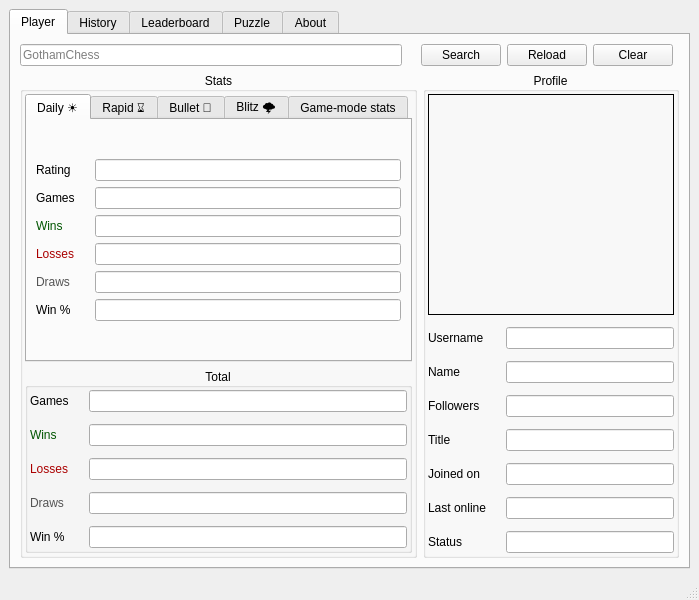
First picture: the form in src/interface/main_window.ui, repository afmdiazh/Chess-Dot-Py, before the edit.
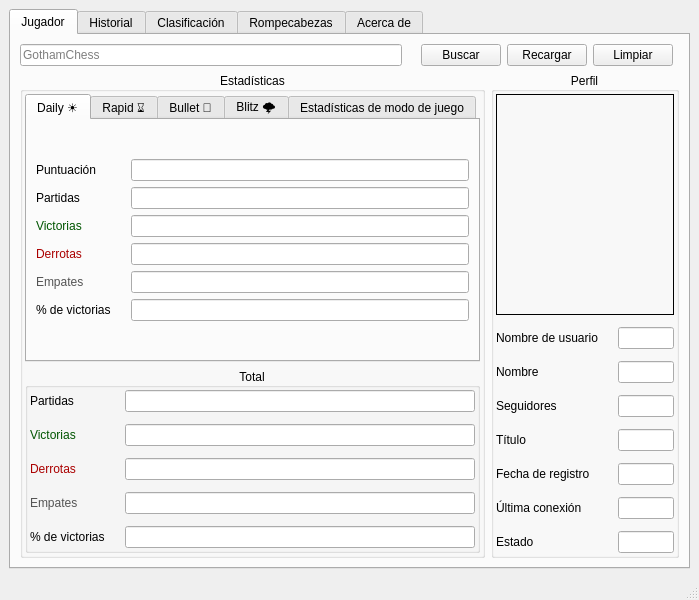
Second picture: the form after the edit. The open tabs and pages were chosen to show the change. Icons and pictures are not drawn. Custom widgets are drawn as their Qt base class.

Diff of the .ui file:
```diff
--- a/src/interface/main_window.ui
+++ b/src/interface/main_window.ui
@@ -57,7 +57,7 @@
           </size>
          </property>
          <attribute name="title">
-          <string>Player</string>
+          <string>Jugador</string>
          </attribute>
          <layout class="QGridLayout" name="gridLayout_3">
           <item row="0" column="2">
@@ -69,7 +69,7 @@
              <locale language="English" country="UnitedStates"/>
             </property>
             <property name="text">
-             <string>Search</string>
+             <string>Buscar</string>
             </property>
            </widget>
           </item>
@@ -92,7 +92,7 @@
              <locale language="English" country="UnitedStates"/>
             </property>
             <property name="text">
-             <string>Clear</string>
+             <string>Limpiar</string>
             </property>
            </widget>
           </item>
@@ -105,7 +105,7 @@
              <locale language="English" country="UnitedStates"/>
             </property>
             <property name="text">
-             <string>Reload</string>
+             <string>Recargar</string>
             </property>
             <property name="shortcut">
              <string>F5</string>
@@ -129,7 +129,7 @@
                <locale language="English" country="UnitedStates"/>
               </property>
               <property name="title">
-               <string>Stats</string>
+               <string>Estadísticas</string>
               </property>
               <property name="alignment">
                <set>Qt::AlignCenter</set>
@@ -238,7 +238,7 @@
                        <locale language="English" country="UnitedStates"/>
                       </property>
                       <property name="text">
-                       <string>Wins</string>
+                       <string>Victorias</string>
                       </property>
                      </widget>
                     </item>
@@ -248,7 +248,7 @@
                        <locale language="English" country="UnitedStates"/>
                       </property>
                       <property name="text">
-                       <string>Games</string>
+                       <string>Partidas</string>
                       </property>
                      </widget>
                     </item>
@@ -305,7 +305,7 @@
                        <locale language="English" country="UnitedStates"/>
                       </property>
                       <property name="text">
-                       <string>Draws</string>
+                       <string>Empates</string>
                       </property>
                      </widget>
                     </item>
@@ -362,7 +362,7 @@
                        <locale language="English" country="UnitedStates"/>
                       </property>
                       <property name="text">
-                       <string>Losses</string>
+                       <string>Derrotas</string>
                       </property>
                      </widget>
                     </item>
@@ -382,7 +382,7 @@
                        <locale language="English" country="UnitedStates"/>
                       </property>
                       <property name="text">
-                       <string>Win %</string>
+                       <string>% de victorias</string>
                       </property>
                      </widget>
                     </item>
@@ -477,7 +477,7 @@
                         <locale language="English" country="UnitedStates"/>
                        </property>
                        <property name="text">
-                        <string>Draws</string>
+                        <string>Empates</string>
                        </property>
                       </widget>
                      </item>
@@ -524,7 +524,7 @@
                         <locale language="English" country="UnitedStates"/>
                        </property>
                        <property name="text">
-                        <string>Wins</string>
+                        <string>Victorias</string>
                        </property>
                       </widget>
                      </item>
@@ -534,7 +534,7 @@
                         <locale language="English" country="UnitedStates"/>
                        </property>
                        <property name="text">
-                        <string>Win %</string>
+                        <string>% de victorias</string>
                        </property>
                       </widget>
                      </item>
@@ -544,7 +544,7 @@
                         <locale language="English" country="UnitedStates"/>
                        </property>
                        <property name="text">
-                        <string>Games</string>
+                        <string>Partidas</string>
                        </property>
                       </widget>
                      </item>
@@ -591,7 +591,7 @@
                         <locale language="English" country="UnitedStates"/>
                        </property>
                        <property name="text">
-                        <string>Losses</string>
+                        <string>Derrotas</string>
                        </property>
                       </widget>
                      </item>
@@ -641,7 +641,7 @@
                         <locale language="English" country="UnitedStates"/>
                        </property>
                        <property name="text">
-                        <string>Rating</string>
+                        <string>Puntuación</string>
                        </property>
                       </widget>
                      </item>
@@ -1298,7 +1298,7 @@
                  </widget>
                  <widget class="QWidget" name="qWidgetNoData">
                   <attribute name="title">
-                   <string>Game-mode stats</string>
+                   <string>Estadísticas de modo de juego</string>
                   </attribute>
                   <layout class="QGridLayout" name="gridLayout_7">
                    <item row="0" column="0">
@@ -1330,7 +1330,7 @@
                <locale language="English" country="UnitedStates"/>
               </property>
               <property name="title">
-               <string>Profile</string>
+               <string>Perfil</string>
               </property>
               <property name="alignment">
                <set>Qt::AlignCenter</set>
@@ -1442,7 +1442,7 @@
                     <locale language="English" country="UnitedStates"/>
                    </property>
                    <property name="text">
-                    <string>Name</string>
+                    <string>Nombre</string>
                    </property>
                   </widget>
                  </item>
@@ -1452,7 +1452,7 @@
                     <locale language="English" country="UnitedStates"/>
                    </property>
                    <property name="text">
-                    <string>Followers</string>
+                    <string>Seguidores</string>
                    </property>
                   </widget>
                  </item>
@@ -1462,7 +1462,7 @@
                     <locale language="English" country="UnitedStates"/>
                    </property>
                    <property name="text">
-                    <string>Last online</string>
+                    <string>Última conexión</string>
                    </property>
                   </widget>
                  </item>
@@ -1472,7 +1472,7 @@
                     <locale language="English" country="UnitedStates"/>
                    </property>
                    <property name="text">
-                    <string>Title</string>
+                    <string>Título</string>
                    </property>
                   </widget>
                  </item>
@@ -1512,7 +1512,7 @@
                     <locale language="English" country="UnitedStates"/>
                    </property>
                    <property name="text">
-                    <string>Username</string>
+                    <string>Nombre de usuario</string>
                    </property>
                   </widget>
                  </item>
@@ -1532,7 +1532,7 @@
                     <locale language="English" country="UnitedStates"/>
                    </property>
                    <property name="text">
-                    <string>Joined on</string>
+                    <string>Fecha de registro</string>
                    </property>
                   </widget>
                  </item>
@@ -1552,7 +1552,7 @@
                     <locale language="English" country="UnitedStates"/>
                    </property>
                    <property name="text">
-                    <string>Status</string>
+                    <string>Estado</string>
                    </property>
                   </widget>
                  </item>
@@ -1596,7 +1596,7 @@
         </widget>
         <widget class="QWidget" name="qWidgetHistory">
          <attribute name="title">
-          <string>History</string>
+          <string>Historial</string>
          </attribute>
          <layout class="QGridLayout" name="gridLayout_15">
           <item row="1" column="0" colspan="6">
@@ -1721,7 +1721,7 @@
         </widget>
         <widget class="QWidget" name="qWidgetLeaderboard">
          <attribute name="title">
-          <string>Leaderboard</string>
+          <string>Clasificación</string>
          </attribute>
          <layout class="QGridLayout" name="gridLayout_6">
           <item row="3" column="0">
@@ -1783,7 +1783,7 @@
         </widget>
         <widget class="QWidget" name="qWidgetPuzzle">
          <attribute name="title">
-          <string>Puzzle</string>
+          <string>Rompecabezas</string>
          </attribute>
          <layout class="QGridLayout" name="gridLayout_8">
           <item row="2" column="0" colspan="2">
@@ -1967,7 +1967,7 @@
         </widget>
         <widget class="QWidget" name="qWidgetAbout">
          <attribute name="title">
-          <string>About</string>
+          <string>Acerca de</string>
          </attribute>
          <layout class="QGridLayout" name="gridLayout_11">
           <item row="0" column="0">
```
Left out of the diff: 94 changed lines with no effect on the pictures.
